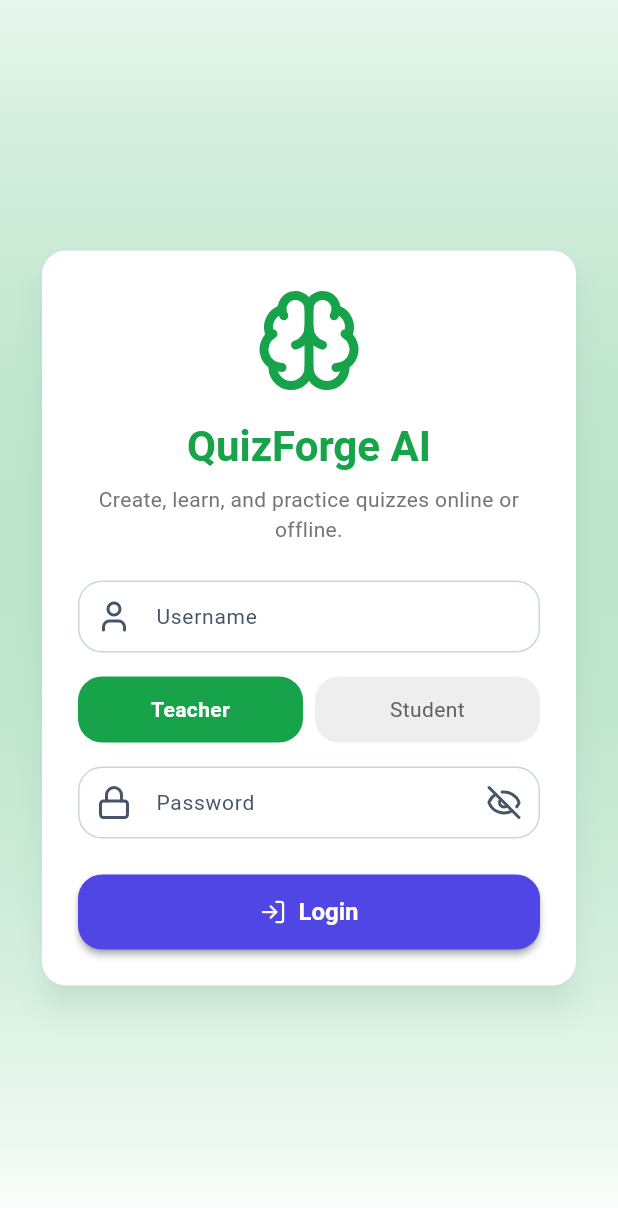
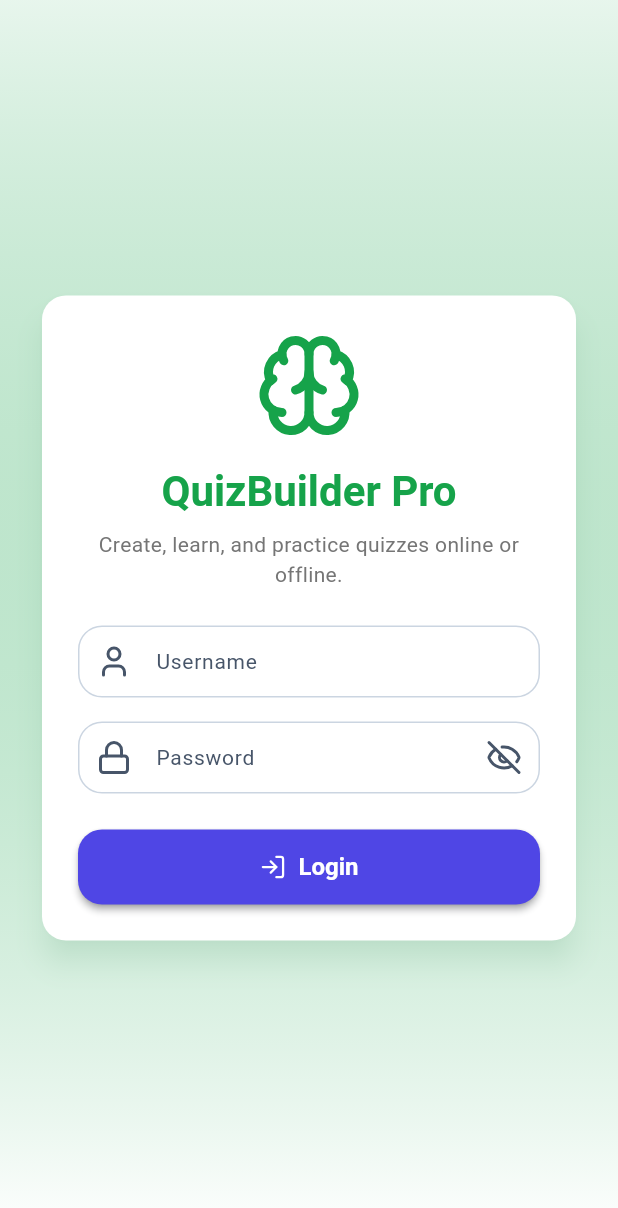
Before and after one commit to Mr-Compile/QuizBuilder_Pro, a Flutter app: the screen it shows after launch, on a phone screen of 412 x 824 dp. Shown: the top 1208 px of the screen. Run offline on Flutter 3.47's test engine with Material 3 defaults, Android fonts, the phone set to English and light mode, and no system bars; our stand-ins replace flutter_secure_storage, lucide_icons_flutter, share_plus, shared_preferences, sqflite; accounts and stored records are empty; Roboto replaces fonts that are missing (Poppins).

Commit message:
Rebrand application from QuizForge AI to QuizBuilder Pro, update launcher icons with enhanced brain design, and remove desktop SQLite FFI initialization
- Rename app from 'QuizForge AI' to 'QuizBuilder Pro' across all files
- Update package name from quizforge_ai to quizbuilder_pro
- Rename QuizForgeApp to QuizBuilderProApp and QuizForgeAppState to QuizBuilderProAppState
- Update database name from quizforge_ai.db to quizbuilder_pro.db
- Regenerate launcher icons with larger, more prominent brain design

```diff
--- a/lib/app.dart
+++ b/lib/app.dart
@@ -30,20 +30,20 @@ import 'features/teacher/topic_form_screen.dart';
 import 'features/teacher/topic_management_screen.dart';
 
 /// Root widget of the application.
-class QuizForgeApp extends StatefulWidget {
-  const QuizForgeApp({super.key});
+class QuizBuilderProApp extends StatefulWidget {
+  const QuizBuilderProApp({super.key});
 
-  static final GlobalKey<QuizForgeAppState> globalKey = GlobalKey();
+  static final GlobalKey<QuizBuilderProAppState> globalKey = GlobalKey();
 
-  static QuizForgeAppState? of(BuildContext context) {
-    return context.findAncestorStateOfType<QuizForgeAppState>();
+  static QuizBuilderProAppState? of(BuildContext context) {
+    return context.findAncestorStateOfType<QuizBuilderProAppState>();
   }
 
   @override
-  State<QuizForgeApp> createState() => QuizForgeAppState();
+  State<QuizBuilderProApp> createState() => QuizBuilderProAppState();
 }
 
-class QuizForgeAppState extends State<QuizForgeApp> {
+class QuizBuilderProAppState extends State<QuizBuilderProApp> {
   ThemeMode _themeMode = ThemeMode.system;
 
   ThemeMode get themeMode => _themeMode;
--- a/lib/core/constants/app_colors.dart
+++ b/lib/core/constants/app_colors.dart
@@ -1,6 +1,6 @@
 import 'package:flutter/material.dart';
 
-/// Static color palette used throughout QuizForge AI.
+/// Static color palette used throughout QuizBuilder Pro.
 /// These colors are intentionally simple so the theme files can mix them with
 /// Material 3 dynamic colors.
 class AppColors {
--- a/lib/core/constants/app_constants.dart
+++ b/lib/core/constants/app_constants.dart
@@ -1,8 +1,8 @@
-/// Global, human-readable constants used by the QuizForge AI app.
+/// Global, human-readable constants used by the QuizBuilder Pro app.
 class AppConstants {
   AppConstants._();
 
-  static const String appName = 'QuizForge AI';
+  static const String appName = 'QuizBuilder Pro';
   static const String appTagline = 'Create, learn, and practice quizzes online or offline.';
 
   static const String defaultTeacherUsername = 'teacher';
--- a/lib/core/utils/dialog_helper.dart
+++ b/lib/core/utils/dialog_helper.dart
@@ -3,7 +3,7 @@ import 'package:flutter/material.dart';
 import 'package:lucide_icons_flutter/lucide_icons.dart';
 import '../constants/app_colors.dart';
 
-/// Reusable, accessible dialogs used throughout QuizForge AI.
+/// Reusable, accessible dialogs used throughout QuizBuilder Pro.
 class DialogHelper {
   DialogHelper._();
 
--- a/lib/database/database_helper.dart
+++ b/lib/database/database_helper.dart
@@ -1,7 +1,6 @@
 import 'dart:async';
-import 'dart:io';
 import 'package:path/path.dart';
-import 'package:sqflite_common_ffi/sqflite_ffi.dart';
+import 'package:sqflite/sqflite.dart';
 import '../core/constants/app_constants.dart';
 import '../models/quiz_answer.dart';
 import '../models/quiz_result.dart';
@@ -9,7 +8,7 @@ import '../models/question.dart';
 import '../models/topic.dart';
 import '../models/user.dart';
 
-/// Singleton helper that manages the SQLite database for QuizForge AI.
+/// Singleton helper that manages the SQLite database for QuizBuilder Pro.
 class DatabaseHelper {
   static final DatabaseHelper _instance = DatabaseHelper._internal();
   static Database? _database;
@@ -18,7 +17,7 @@ class DatabaseHelper {
 
   DatabaseHelper._internal();
 
-  static const String _dbName = 'quizforge_ai.db';
+  static const String _dbName = 'quizbuilder_pro.db';
   static const int _dbVersion = 2;
 
   Future<Database> get database async {
@@ -27,12 +26,6 @@ class DatabaseHelper {
   }
 
   Future<Database> _initDatabase() async {
-    // Ensure FFI factory is initialized for desktop platforms
-    if (Platform.isWindows || Platform.isLinux || Platform.isMacOS) {
-      sqfliteFfiInit();
-      databaseFactory = databaseFactoryFfi;
-    }
-
     final databasesPath = await getDatabasesPath();
     final path = join(databasesPath, _dbName);
 
--- a/lib/features/auth/login_screen.dart
+++ b/lib/features/auth/login_screen.dart
@@ -26,7 +26,6 @@ class _LoginScreenState extends State<LoginScreen> {
   final _passwordController = TextEditingController();
   bool _isLoading = false;
   bool _obscurePassword = true;
-  bool _isTeacherMode = true;
 
   Future<void> _login() async {
     setState(() => _isLoading = true);
@@ -44,14 +43,7 @@ class _LoginScreenState extends State<LoginScreen> {
         throw Exception('Login failed');
       }
 
-      // Validate role matches selected mode
-      if (_isTeacherMode && user.role != AppConstants.roleTeacher) {
-        throw Exception('This account is not a teacher account');
-      }
-      if (!_isTeacherMode && user.role != AppConstants.roleStudent) {
-        throw Exception('This account is not a student account');
-      }
-
+      // Role-based routing is handled by the backend
       if (user.role == AppConstants.roleTeacher) {
         Navigator.of(context).pushReplacementNamed(AppRoutes.teacherDashboard);
       } else {
@@ -125,56 +117,6 @@ class _LoginScreenState extends State<LoginScreen> {
                       onSubmitted: (_) => FocusScope.of(context).nextFocus(),
                     ),
                     const SizedBox(height: _mediumSpacing),
-                    Row(
-                      children: [
-                        Expanded(
-                          child: GestureDetector(
-                            onTap: () => setState(() => _isTeacherMode = true),
-                            child: Container(
-                              padding: const EdgeInsets.symmetric(vertical: 12),
-                              decoration: BoxDecoration(
-                                color: _isTeacherMode
-                                    ? Theme.of(context).colorScheme.primary
-                                    : Colors.grey.shade200,
-                                borderRadius: BorderRadius.circular(AppTheme.roundedLg),
-                              ),
-                              child: Text(
-                                'Teacher',
-                                textAlign: TextAlign.center,
-                                style: TextStyle(
-                                  color: _isTeacherMode ? Colors.white : Colors.grey.shade700,
-                                  fontWeight: _isTeacherMode ? FontWeight.bold : FontWeight.normal,
-                                ),
-                              ),
-                            ),
-                          ),
-                        ),
-                        const SizedBox(width: _smallSpacing),
-                        Expanded(
-                          child: GestureDetector(
-                            onTap: () => setState(() => _isTeacherMode = false),
-                            child: Container(
-                              padding: const EdgeInsets.symmetric(vertical: 12),
-                              decoration: BoxDecoration(
-                                color: !_isTeacherMode
-                                    ? Theme.of(context).colorScheme.primary
-                                    : Colors.grey.shade200,
-                                borderRadius: BorderRadius.circular(AppTheme.roundedLg),
-                              ),
-                              child: Text(
-                                'Student',
-                                textAlign: TextAlign.center,
-                                style: TextStyle(
-                                  color: !_isTeacherMode ? Colors.white : Colors.grey.shade700,
-                                  fontWeight: !_isTeacherMode ? FontWeight.bold : FontWeight.normal,
-                                ),
-                              ),
-                            ),
-                          ),
-                        ),
-                      ],
-                    ),
-                    const SizedBox(height: _mediumSpacing),
                     TextField(
                       controller: _passwordController,
                       obscureText: _obscurePassword,
--- a/lib/features/settings/settings_screen.dart
+++ b/lib/features/settings/settings_screen.dart
@@ -132,7 +132,7 @@ class _SettingsScreenState extends State<SettingsScreen> {
     ScaffoldMessenger.of(context).showSnackBar(SnackBar(content: Text(message)));
   }
 
-  Widget _buildThemeTile(String label, ThemeMode mode, QuizForgeAppState? app) {
+  Widget _buildThemeTile(String label, ThemeMode mode, QuizBuilderProAppState? app) {
     final selected = (app?.themeMode ?? ThemeMode.system) == mode;
     return ListTile(
       leading: Icon(
@@ -148,7 +148,7 @@ class _SettingsScreenState extends State<SettingsScreen> {
   @override
   Widget build(BuildContext context) {
     final theme = Theme.of(context);
-    final app = QuizForgeApp.of(context);
+    final app = QuizBuilderProApp.of(context);
 
     return Scaffold(
       appBar: AppBar(
--- a/pubspec.yaml
+++ b/pubspec.yaml
@@ -1,4 +1,4 @@
-name: quizforge_ai
+name: quizbuilder_pro
 description: AI-Assisted Offline Quiz Management System
 
 publish_to: 'none'
@@ -20,7 +20,7 @@ dependencies:
   cupertino_icons: ^1.0.6
   intl: ^0.19.0
   collection: ^1.18.0
-  share_plus: ^8.0.0
+  share_plus: ^12.0.0
   flutter_secure_storage: ^10.3.1
 
 dev_dependencies:
```
Also changed, not shown: lib/main.dart (+2 -6 lines), tools/generate_icon.dart (+23 -16 lines), assets/launcher_icon.png, assets/launcher_icon.svg, 12 other files.
